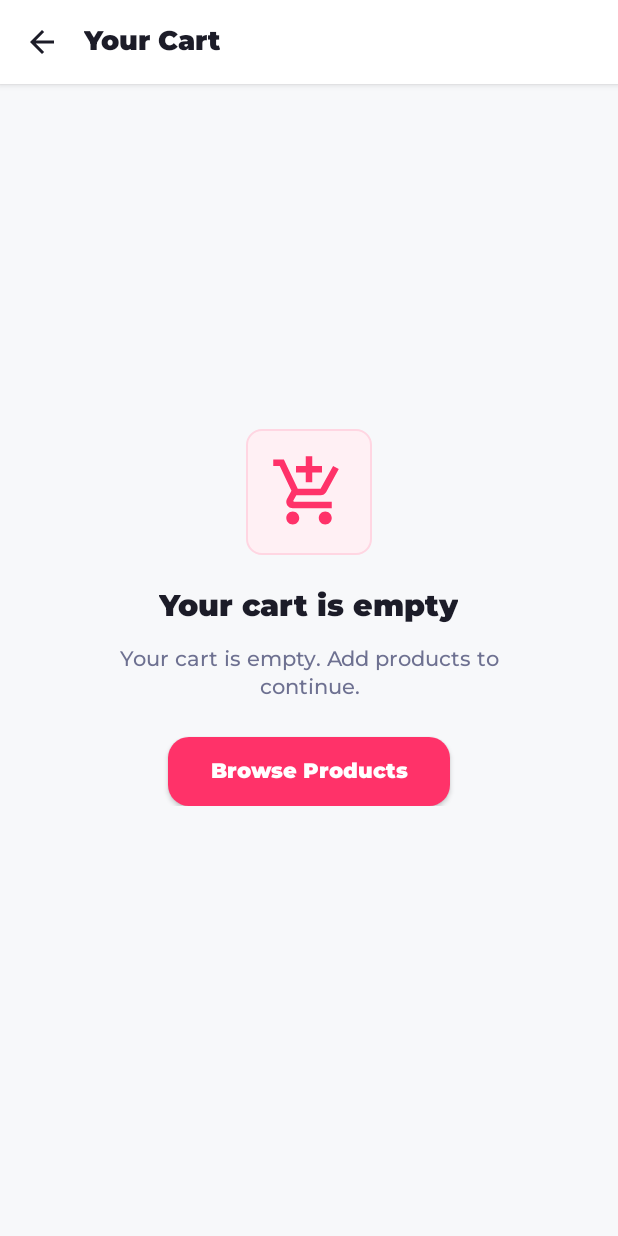
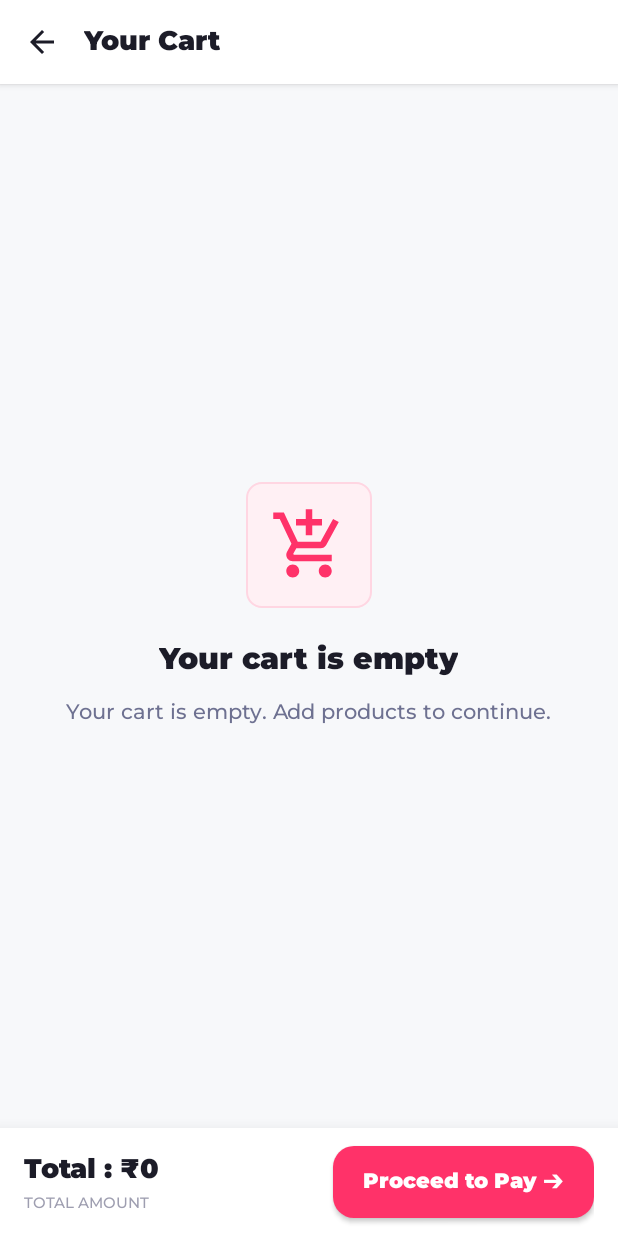
Before and after one commit to vidhika-anjne/quick-commerce, an Android app: the screen it shows after launch once a user with an empty profile is signed in (CartActivity), item 5 of the bottom bar chosen, on a phone screen of 412 x 824 dp. Run offline under Robolectric (Android 15) with nearby library versions, the phone set to English and light mode, and no system bars; our stand-ins replace Firebase (no records; nobody signed in at launch, a user with empty details on screens opened directly).

Commit message:
fix(cart): keep checkout button visible when empty and prevent checkout with empty message

```diff
--- a/app/src/main/java/com/vidhika/zepto/CartActivity.java
+++ b/app/src/main/java/com/vidhika/zepto/CartActivity.java
@@ -25,7 +25,6 @@ public class CartActivity extends AppCompatActivity {
     private NestedScrollView scrollCartContent;
     private LinearLayout layoutEmptyCart;
     private View bottomCheckoutBar;
-    private Button btnEmptyAddProducts;
 
     @Override
     protected void onCreate(Bundle savedInstanceState) {
@@ -42,20 +41,10 @@ public class CartActivity extends AppCompatActivity {
         scrollCartContent = findViewById(R.id.scroll_cart_content);
         layoutEmptyCart = findViewById(R.id.layout_empty_cart);
         bottomCheckoutBar = findViewById(R.id.bottom_checkout_bar);
-        btnEmptyAddProducts = findViewById(R.id.btn_empty_add_products);
 
         View btnBack = findViewById(R.id.btn_back_cart);
         if (btnBack != null) {
             btnBack.setOnClickListener(v -> finish());
-        }
-
-        if (btnEmptyAddProducts != null) {
-            btnEmptyAddProducts.setOnClickListener(v -> {
-                Intent intent = new Intent(CartActivity.this, ProductPage.class);
-                intent.setFlags(Intent.FLAG_ACTIVITY_CLEAR_TOP | Intent.FLAG_ACTIVITY_SINGLE_TOP);
-                startActivity(intent);
-                finish();
-            });
         }
 
         // Check network state
@@ -100,8 +89,8 @@ public class CartActivity extends AppCompatActivity {
         if (isEmpty) {
             if (scrollCartContent != null) scrollCartContent.setVisibility(View.GONE);
             if (layoutEmptyCart != null) layoutEmptyCart.setVisibility(View.VISIBLE);
-            if (bottomCheckoutBar != null) bottomCheckoutBar.setVisibility(View.GONE);
-            tvTotalPrice.setText("Total: ₹0");
+            if (bottomCheckoutBar != null) bottomCheckoutBar.setVisibility(View.VISIBLE);
+            tvTotalPrice.setText("Total : ₹0");
         } else {
             if (scrollCartContent != null) scrollCartContent.setVisibility(View.VISIBLE);
             if (layoutEmptyCart != null) layoutEmptyCart.setVisibility(View.GONE);
@@ -127,7 +116,7 @@ public class CartActivity extends AppCompatActivity {
 
     private int calculateTotal() {
         int total = CartManager.getInstance().getTotalCartAmount();
-        tvTotalPrice.setText("Total: ₹" + total);
+        tvTotalPrice.setText("Total : ₹" + total);
         return total;
     }
 }
--- a/app/src/main/res/layout/activity_cart.xml
+++ b/app/src/main/res/layout/activity_cart.xml
@@ -298,13 +298,13 @@
 
     </androidx.core.widget.NestedScrollView>
 
-    <!-- Empty Cart Fullscreen View -->
+    <!-- Empty Cart View -->
     <LinearLayout
         android:id="@+id/layout_empty_cart"
         android:layout_width="match_parent"
-        android:layout_height="wrap_content"
-        android:layout_centerInParent="true"
-        android:layout_marginHorizontal="24dp"
+        android:layout_height="match_parent"
+        android:layout_above="@id/bottom_checkout_bar"
+        android:layout_below="@id/cart_toolbar"
         android:gravity="center"
         android:orientation="vertical"
         android:padding="24dp"
@@ -344,19 +344,6 @@
             android:lineSpacingExtra="2dp"
             android:text="Your cart is empty. Add products to continue."
             android:textColor="@color/text_secondary"
-            android:textSize="14sp" />
-
-        <androidx.appcompat.widget.AppCompatButton
-            android:id="@+id/btn_empty_add_products"
-            android:layout_width="wrap_content"
-            android:layout_height="46dp"
-            android:layout_marginTop="22dp"
-            android:background="@drawable/bg_button_primary"
-            android:fontFamily="@font/montserrat_black"
-            android:paddingHorizontal="28dp"
-            android:text="Browse Products"
-            android:textAllCaps="false"
-            android:textColor="@color/white"
             android:textSize="14sp" />
 
     </LinearLayout>
```
